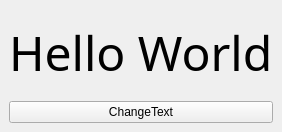
Old version of the form qt/example.ui in the repository mizusato/KumaChan.
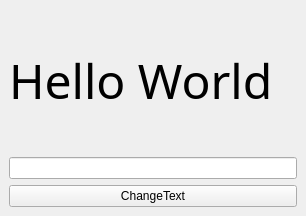
New version of the form.

The edit to the form file:
```diff
--- a/qt/example.ui
+++ b/qt/example.ui
@@ -6,8 +6,8 @@
    <rect>
     <x>0</x>
     <y>0</y>
-    <width>259</width>
-    <height>132</height>
+    <width>306</width>
+    <height>216</height>
    </rect>
   </property>
   <property name="windowTitle">
@@ -28,6 +28,9 @@
       </property>
      </widget>
     </item>
+    <item>
+     <widget class="QLineEdit" name="input"/>
+    </item>
     <item>
      <widget class="QPushButton" name="button">
       <property name="text">
```
